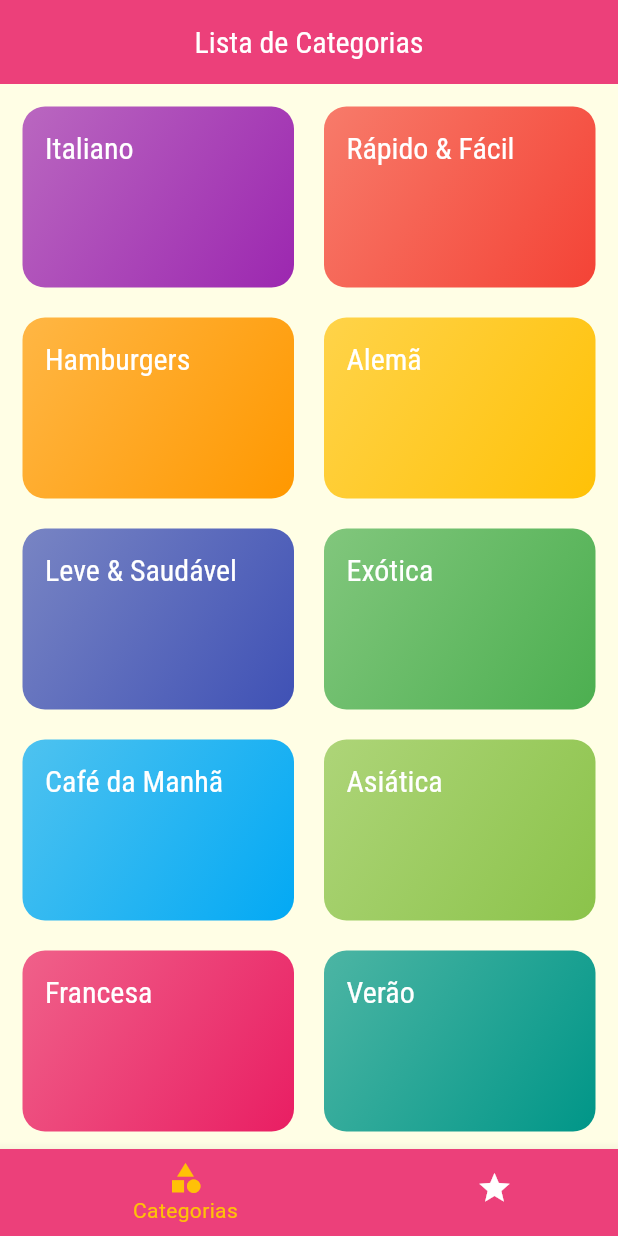
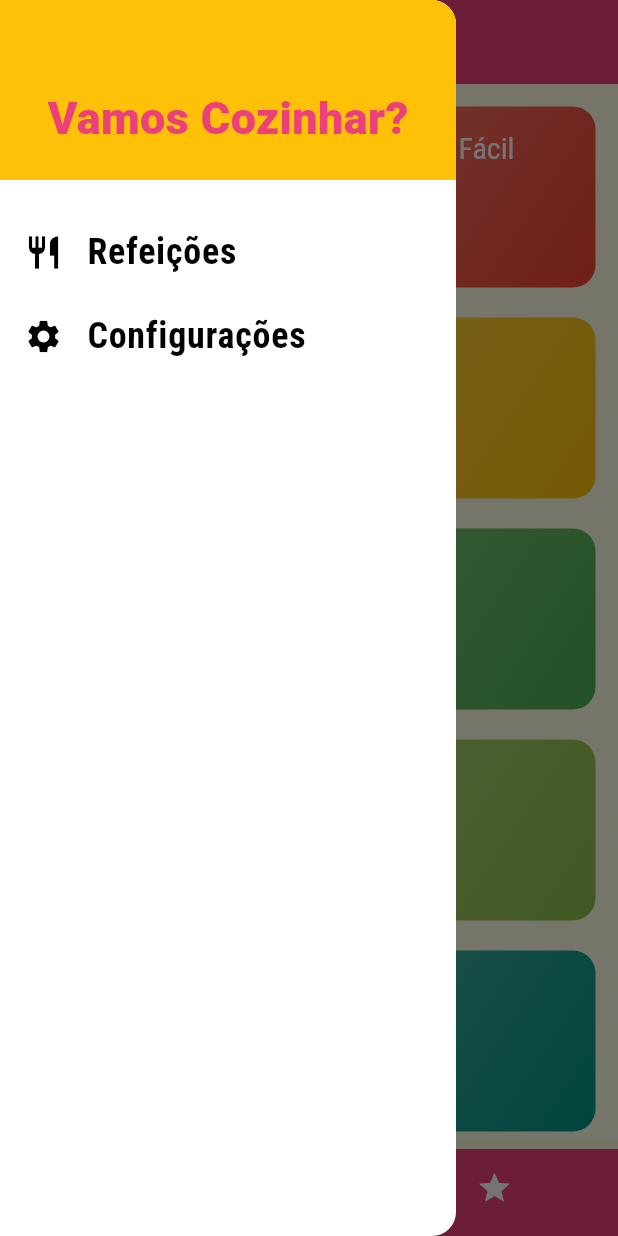
Before and after one commit to IsraelRAlencar/Projeto-Meals, a Flutter app: the screen it shows after launch, with the side drawer open (before the commit the screen has no drawer), on a phone screen of 412 x 824 dp. Run offline on Flutter 3.47's test engine with Material 3 defaults, Android fonts, the phone set to English and light mode, and no system bars.

Commit message:
new - tela de configurações e arrumando estilos

```diff
--- /dev/null
+++ b/lib/components/main_drawer.dart
@@ -0,0 +1,63 @@
+import '../utils/app_routes.dart';
+import 'package:flutter/material.dart';
+
+class MainDrawer extends StatelessWidget {
+  const MainDrawer({super.key});
+
+  Widget _createItem(IconData icon, String label, Function onTap) {
+    return ListTile(
+      leading: Icon(
+        icon,
+        size: 26,
+      ),
+      title: Text(
+        label,
+        style: const TextStyle(
+          fontFamily: 'RobotoCondensed',
+          fontSize: 24,
+          fontWeight: FontWeight.bold,
+        ),
+      ),
+      onTap: onTap as Function(),
+    );
+  }
+
+  @override
+  Widget build(BuildContext context) {
+    return Drawer(
+      child: Column(
+        children: [
+          Container(
+            height: 120,
+            width: double.infinity,
+            padding: const EdgeInsets.all(20),
+            alignment: Alignment.bottomCenter,
+            color: Theme.of(context).colorScheme.secondary,
+            child: Text(
+              'Vamos Cozinhar?',
+              style: TextStyle(
+                fontWeight: FontWeight.w900,
+                fontSize: 30,
+                color: Theme.of(context).colorScheme.primary,
+              ),
+            ),
+          ),
+          const SizedBox(
+            height: 20,
+          ),
+          _createItem(
+            Icons.restaurant,
+            'Refeições',
+            () => Navigator.of(context).pushReplacementNamed(AppRoutes.HOME),
+          ),
+          _createItem(
+            Icons.settings,
+            'Configurações',
+            () =>
+                Navigator.of(context).pushReplacementNamed(AppRoutes.SETTINGS),
+          ),
+        ],
+      ),
+    );
+  }
+}
--- a/lib/main.dart
+++ b/lib/main.dart
@@ -1,4 +1,5 @@
 import 'package:flutter/material.dart';
+import 'package:meals/screens/settings_screen.dart';
 import 'screens/categories_meals_screen.dart';
 import 'utils/app_routes.dart';
 import 'screens/meal_detail_screen.dart';
@@ -36,6 +37,7 @@ class MyApp extends StatelessWidget {
         AppRoutes.HOME: (ctx) => const TabsScreen(),
         AppRoutes.CATEGORIES_MEALS: (ctx) => CategoiresMealsScreen(),
         AppRoutes.MEAL_DETAIL: (ctx) => const MealDetailScreen(),
+        AppRoutes.SETTINGS: (ctx) => const SettingsScreen(),
       },
     );
   }
--- a/lib/screens/meal_detail_screen.dart
+++ b/lib/screens/meal_detail_screen.dart
@@ -101,6 +101,12 @@ class MealDetailScreen extends StatelessWidget {
           ],
         ),
       ),
+      floatingActionButton: FloatingActionButton(
+        backgroundColor: Theme.of(context).colorScheme.secondary,
+        shape: const CircleBorder(),
+        onPressed: () => Navigator.of(context).pop(meal.id),
+        child: const Icon(Icons.star),
+      ),
     );
   }
 }
--- a/lib/screens/tabs_screen.dart
+++ b/lib/screens/tabs_screen.dart
@@ -1,6 +1,7 @@
 import 'package:flutter/material.dart';
 import 'categories_screen.dart';
 import 'favorite_screen.dart';
+import '../components/main_drawer.dart';
 
 class TabsScreen extends StatefulWidget {
   const TabsScreen({super.key});
@@ -28,12 +29,12 @@ class _TabsScreenState extends State<TabsScreen> {
     return Scaffold(
       backgroundColor: Theme.of(context).colorScheme.background,
       appBar: AppBar(
-        title: Center(
-          child: Text(_screens[_selectedScreenIndex]['title'] as String,
-              style: Theme.of(context).textTheme.titleLarge),
-        ),
+        title: Text(_screens[_selectedScreenIndex]['title'] as String,
+            style: Theme.of(context).textTheme.titleLarge),
+        iconTheme: const IconThemeData(color: Colors.white),
         backgroundColor: Theme.of(context).colorScheme.primary,
       ),
+      drawer: const MainDrawer(),
       body: _screens[_selectedScreenIndex]['screen'] as Widget,
       bottomNavigationBar: BottomNavigationBar(
         onTap: _selectScreen,
--- a/lib/utils/app_routes.dart
+++ b/lib/utils/app_routes.dart
@@ -4,4 +4,5 @@ class AppRoutes {
   static const HOME = '';
   static const CATEGORIES_MEALS = '/categories-meals';
   static const MEAL_DETAIL = '/meal-detail';
+  static const SETTINGS = '/settings';
 }
```
Also changed, not shown: lib/components/meal_item.dart (+6 -4 lines), lib/models/settings.dart (added, +13 -0 lines), lib/screens/settings_screen.dart (added, +108 -0 lines).
